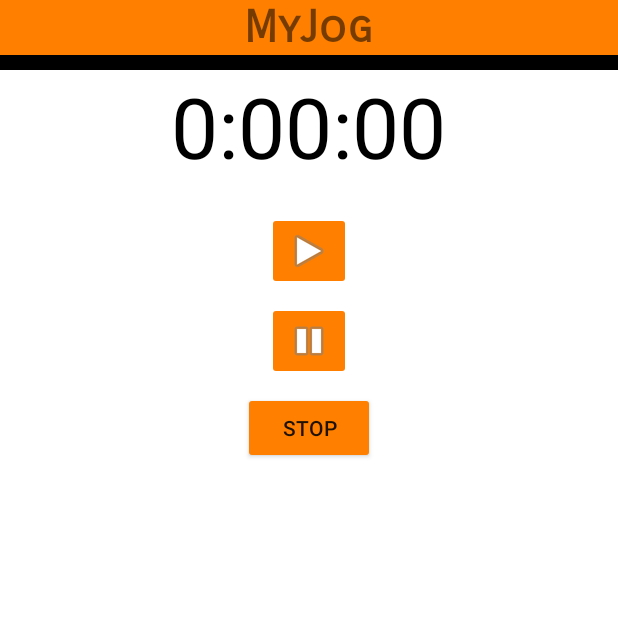
After one commit to NOT-FRY/MyJog, an Android app: the StopwatchActivity screen opened directly, with no data from a screen before it, on a phone screen of 412 x 824 dp, the top half of it. The commit adds this screen. Run offline under Robolectric (Android 15) with nearby library versions, the phone set to English and light mode, and no system bars.

Commit message:
seconda activity

```diff
--- a/app/src/main/AndroidManifest.xml
+++ b/app/src/main/AndroidManifest.xml
@@ -10,6 +10,9 @@
         android:supportsRtl="true"
         android:theme="@style/Theme.MyJog">
         <activity
+            android:name=".StopwatchActivity"
+            android:exported="false" />
+        <activity
             android:name=".MainActivity"
             android:exported="true">
             <intent-filter>
--- /dev/null
+++ b/app/src/main/java/com/running/myjog/StopwatchActivity.java
@@ -0,0 +1,172 @@
+package com.running.myjog;
+
+import androidx.appcompat.app.AppCompatActivity;
+
+import android.os.Bundle;
+
+import android.app.Activity;
+import android.os.Handler;
+import android.view.View;
+import android.os.Bundle;
+import java.util.Locale;
+import android.widget.TextView;
+
+public class StopwatchActivity extends Activity {
+
+    // Use seconds, running and wasRunning respectively
+    // to record the number of seconds passed,
+    // whether the stopwatch is running and
+    // whether the stopwatch was running
+    // before the activity was paused.
+
+    // Number of seconds displayed
+    // on the stopwatch.
+    private int seconds = 0;
+
+    // Is the stopwatch running?
+    private boolean running;
+
+    private boolean wasRunning;
+
+    @Override
+    protected void onCreate(Bundle savedInstanceState)
+    {
+        super.onCreate(savedInstanceState);
+        setContentView(R.layout.activity_stopwatch);
+        if (savedInstanceState != null) {
+
+            // Get the previous state of the stopwatch
+            // if the activity has been
+            // destroyed and recreated.
+            seconds
+                    = savedInstanceState
+                    .getInt("seconds");
+            running
+                    = savedInstanceState
+                    .getBoolean("running");
+            wasRunning
+                    = savedInstanceState
+                    .getBoolean("wasRunning");
+        }
+        runTimer();
+    }
+
+    // Save the state of the stopwatch
+    // if it's about to be destroyed.
+    @Override
+    public void onSaveInstanceState(
+            Bundle savedInstanceState)
+    {
+        savedInstanceState
+                .putInt("seconds", seconds);
+        savedInstanceState
+                .putBoolean("running", running);
+        savedInstanceState
+                .putBoolean("wasRunning", wasRunning);
+    }
+
+    // If the activity is paused,
+    // stop the stopwatch.
+    @Override
+    protected void onPause()
+    {
+        super.onPause();
+        wasRunning = running;
+        running = false;
+    }
+
+    // If the activity is resumed,
+    // start the stopwatch
+    // again if it was running previously.
+    @Override
+    protected void onResume()
+    {
+        super.onResume();
+        if (wasRunning) {
+            running = true;
+        }
+    }
+
+    // Start the stopwatch running
+    // when the Start button is clicked.
+    // Below method gets called
+    // when the Start button is clicked.
+    public void onClickStart(View view)
+    {
+        running = true;
+    }
+
+    // Stop the stopwatch running
+    // when the Stop button is clicked.
+    // Below method gets called
+    // when the Stop button is clicked.
+    public void onClickStop(View view)
+    {
+        running = false;
+    }
+
+    // Reset the stopwatch when
+    // the Reset button is clicked.
+    // Below method gets called
+    // when the Reset button is clicked.
+    public void onClickReset(View view)
+    {
+        running = false;
+        seconds = 0;
+    }
+
+    // Sets the NUmber of seconds on the timer.
+    // The runTimer() method uses a Handler
+    // to increment the seconds and
+    // update the text view.
+    private void runTimer()
+    {
+
+        // Get the text view.
+        final TextView timeView
+                = (TextView)findViewById(
+                R.id.time_view);
+
+        // Creates a new Handler
+        final Handler handler
+                = new Handler();
+
+        // Call the post() method,
+        // passing in a new Runnable.
+        // The post() method processes
+        // code without a delay,
+        // so the code in the Runnable
+        // will run almost immediately.
+        handler.post(new Runnable() {
+            @Override
+
+            public void run()
+            {
+                int hours = seconds / 3600;
+                int minutes = (seconds % 3600) / 60;
+                int secs = seconds % 60;
+
+                // Format the seconds into hours, minutes,
+                // and seconds.
+                String time
+                        = String
+                        .format(Locale.getDefault(),
+                                "%d:%02d:%02d", hours,
+                                minutes, secs);
+
+                // Set the text view text.
+                timeView.setText(time);
+
+                // If running is true, increment the
+                // seconds variable.
+                if (running) {
+                    seconds++;
+                }
+
+                // Post the code again
+                // with a delay of 1 second.
+                handler.postDelayed(this, 1000);
+            }
+        });
+    }
+}
--- /dev/null
+++ b/app/src/main/res/layout/activity_stopwatch.xml
@@ -0,0 +1,84 @@
+<?xml version="1.0" encoding="utf-8"?>
+<LinearLayout
+    xmlns:android="http://schemas.android.com/apk/res/android"
+    xmlns:app="http://schemas.android.com/apk/res-auto"
+    xmlns:tools="http://schemas.android.com/tools"
+    android:layout_width="match_parent"
+    android:layout_height="match_parent"
+    android:orientation="vertical"
+    android:background="@color/white"
+
+    tools:context=".StopwatchActivity">
+
+    <LinearLayout
+        android:layout_width="match_parent"
+        android:layout_height="wrap_content"
+        android:background="#ff8000"
+        android:gravity="center"
+        android:orientation="horizontal">
+
+
+        <TextView
+            android:id="@+id/textView2"
+            android:layout_width="wrap_content"
+            android:layout_height="wrap_content"
+            android:backgroundTint="@color/black"
+            android:fontFamily="sans-serif-smallcaps"
+            android:text="MyJog"
+            android:textSize="30dp"
+            android:textStyle="bold"
+
+            />
+    </LinearLayout>
+
+    <FrameLayout
+        android:layout_width="match_parent"
+        android:layout_height="10dp"
+        android:background="@color/black"
+        ></FrameLayout>
+
+
+
+<TextView
+
+    android:id="@+id/time_view"
+    android:layout_width="wrap_content"
+    android:layout_height="wrap_content"
+    android:layout_gravity="center_horizontal"
+    android:textAppearance="@android:style/TextAppearance.Large"
+    android:textSize="56sp"
+    android:textColor="@color/black"/>
+
+<ImageButton
+    android:id="@+id/start_button"
+    android:layout_width="wrap_content"
+    android:layout_height="wrap_content"
+    android:layout_gravity="center_horizontal"
+    android:layout_marginTop="20dp"
+    android:onClick="onClickStart"
+    android:backgroundTint="#ff8000"
+    android:src="@android:drawable/ic_media_play"
+    />
+<ImageButton
+
+    android:id="@+id/stop_button"
+    android:layout_width="wrap_content"
+    android:layout_height="wrap_content"
+    android:layout_gravity="center_horizontal"
+    android:layout_marginTop="8dp"
+    android:onClick="onClickStop"
+    android:backgroundTint="#ff8000"
+    android:src="@android:drawable/ic_media_pause"
+    />
+<Button
+    android:id="@+id/reset_button"
+    android:layout_width="wrap_content"
+    android:layout_height="wrap_content"
+    android:layout_gravity="center_horizontal"
+    android:layout_marginTop="8dp"
+    android:onClick="onClickReset"
+    android:text="STOP"
+    android:backgroundTint="#ff8000"/>
+
+
+</LinearLayout>
```
Also changed, not shown: app/src/main/java/com/running/myjog/MainActivity.java (+13 -1 lines).
